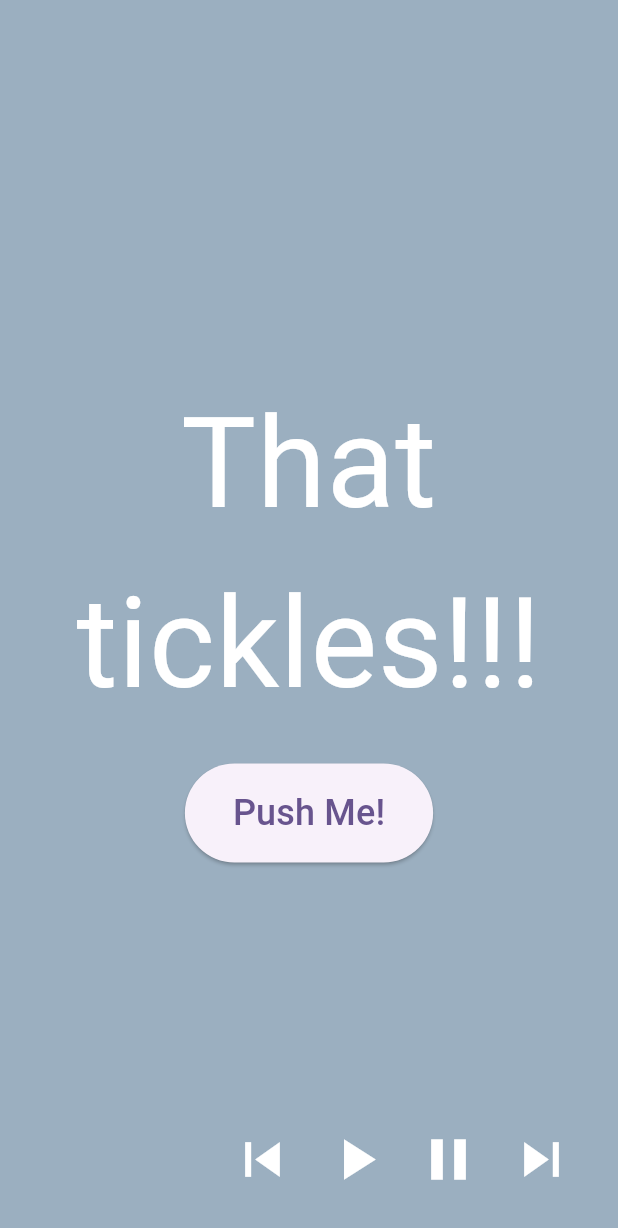
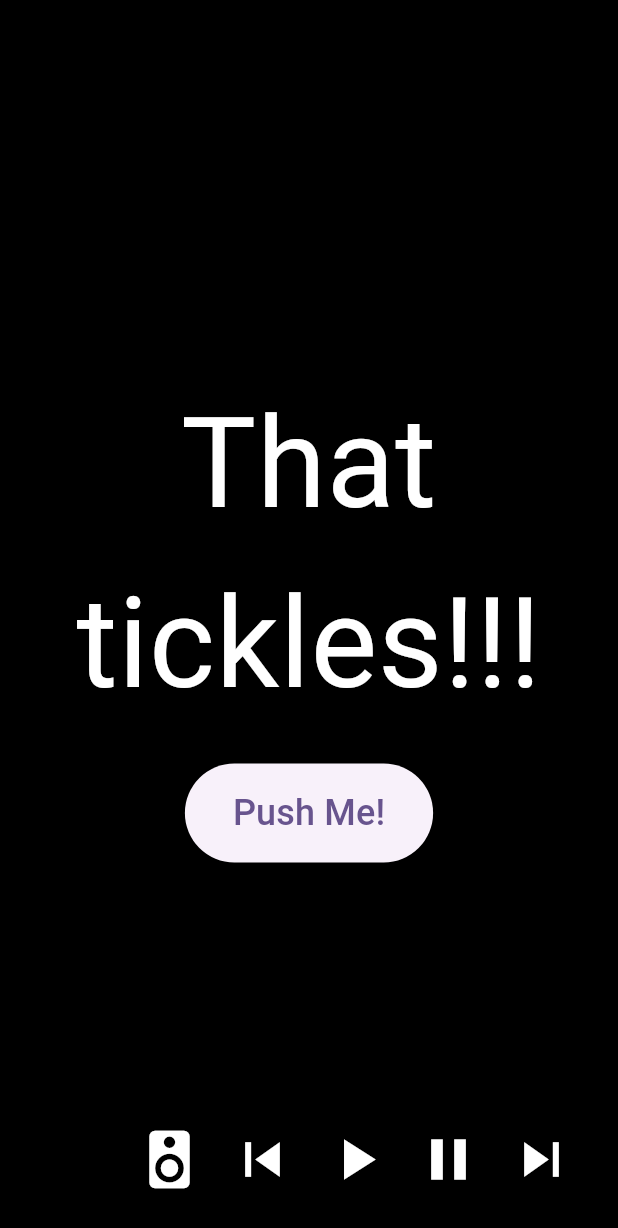
Before and after one commit to kiwiscanfly/flutter_pi, a Flutter app: the screen it shows after launch, after a tap on "Push Me!", on a phone screen of 412 x 824 dp. Shown: the top 1228 px of the screen. Run offline on Flutter 3.47's test engine with Material 3 defaults, Android fonts, the phone set to English and light mode, and no system bars; our stand-ins replace flutter_dotenv.

Commit message:
Spotify device button

```diff
--- a/lib/home.dart
+++ b/lib/home.dart
@@ -30,7 +30,7 @@ class _HomeState extends State<Home> {
   Widget build(BuildContext context) {
     print('Build Home');
     return Scaffold(
-      backgroundColor: const Color.fromARGB(255, 155, 175, 192),
+      backgroundColor: const Color.fromARGB(255, 0, 0, 0),
       body: Stack(
         children: [
           // Main content
@@ -66,6 +66,27 @@ class _HomeState extends State<Home> {
               mainAxisSize: MainAxisSize.min,
               children: [
                 IconButton(
+                  onPressed: () => {
+                    playService.getDevices().then((devices) {
+                      for (var device in devices) {
+                        print('Device: ${device.name}, ID: ${device.id}');
+                        if (device.name == dotenv.env['SPEAKER_NAME']) {
+                          playService.transferPlayback(device.id).then((_) {
+                            print('Playback transferred to ${device.name}');
+                          }).catchError((error) {
+                            print('Error transferring playback: $error');
+                          });
+                        }
+                      }
+                    }).catchError((error) {
+                      print('Error fetching devices: $error');
+                    })
+                  },
+                  icon: const Icon(Icons.speaker),
+                  color: Colors.white,
+                  iconSize: 46,
+                ),
+                IconButton(
                   onPressed: playService.previousTrack,
                   icon: const Icon(Icons.skip_previous),
                   color: Colors.white,
--- /dev/null
+++ b/lib/models/spotify_device_model.dart
@@ -0,0 +1,39 @@
+class SpotifyDeviceModel {
+  final String id;
+  final String name;
+  final String type;
+  final bool isActive;
+  final bool isRestricted;
+  final int volumePercent;
+
+  SpotifyDeviceModel({
+    required this.id,
+    required this.name,
+    required this.type,
+    required this.isActive,
+    required this.isRestricted,
+    required this.volumePercent,
+  });
+
+  factory SpotifyDeviceModel.fromJson(Map<String, dynamic> json) {
+    return SpotifyDeviceModel(
+      id: json['id'] as String,
+      name: json['name'] as String,
+      type: json['type'] as String,
+      isActive: json['is_active'] as bool,
+      isRestricted: json['is_restricted'] as bool,
+      volumePercent: json['volume_percent'] as int,
+    );
+  }
+
+  Map<String, dynamic> toJson() {
+    return {
+      'id': id,
+      'name': name,
+      'type': type,
+      'is_active': isActive,
+      'is_restricted': isRestricted,
+      'volume_percent': volumePercent,
+    };
+  }
+}
--- a/lib/services/spotify_play_service.dart
+++ b/lib/services/spotify_play_service.dart
@@ -1,5 +1,6 @@
 import 'dart:convert';
 import 'package:flutter_pi/services/spotify_token_service.dart';
+import 'package:flutter_pi/models/spotify_device_model.dart';
 import 'package:http/http.dart' show Client;
 
 class SpotifyPlayService {
@@ -27,6 +28,7 @@ class SpotifyPlayService {
     final headers = await _getHeaders();
     final encodedBody = body != null ? jsonEncode(body) : null;
 
+    print('Making $method request to $url with headers: $headers and body: $encodedBody');
     final response = method == 'PUT'
         ? await client.put(url, headers: headers, body: encodedBody)
         : await client.post(url, headers: headers, body: encodedBody);
@@ -58,4 +60,36 @@ class SpotifyPlayService {
   Future<void> previousTrack() async {
     await _makeRequest('previous', 'POST');
   }
+
+  Future<List<SpotifyDeviceModel>> getDevices() async {
+    final url = Uri.parse('$_baseUrl/devices');
+    final headers = await _getHeaders();
+    final response = await client.get(url, headers: headers);
+
+    if (response.statusCode == 200) {
+      final List<dynamic> devicesJson = jsonDecode(response.body)['devices'];
+      return devicesJson.map((device) => SpotifyDeviceModel.fromJson(device)).toList();
+    } else {
+      print('Failed to fetch devices: ${response.statusCode} - ${response.body}');
+      throw Exception('Error fetching devices');
+    }
+  }
+
+  Future<void> transferPlayback(String deviceId) async {
+    final url = Uri.parse(_baseUrl);
+    print('Transferring playback to device ID: $deviceId / URL: $url');
+    final headers = await _getHeaders();
+    final response = await client.put(
+      url,
+      headers: headers,
+      body: jsonEncode({'device_ids': [deviceId], 'play': true}),
+    );
+    print(response.body);
+    if (response.statusCode == 204) {
+      print('Playback transferred successfully.');
+    } else {
+      print('Failed to transfer playback: ${response.statusCode} - ${response.body}');
+      throw Exception('Error transferring playback');
+    }
+  }
 }
```
